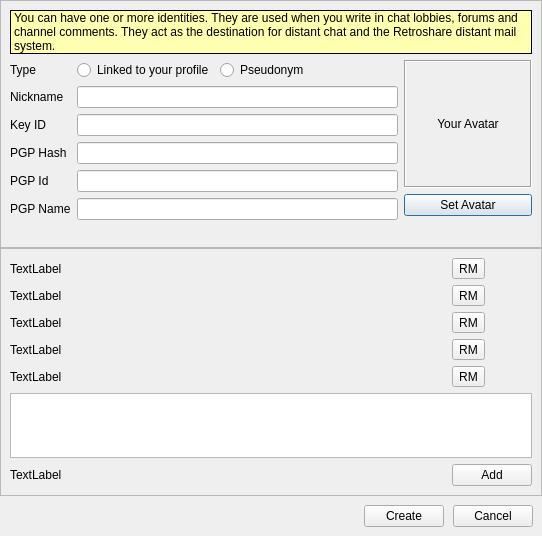
Before: the Qt Designer form retroshare-gui/src/gui/Identity/IdEditDialog.ui in RetroShare/RetroShare, drawn with Qt 5.
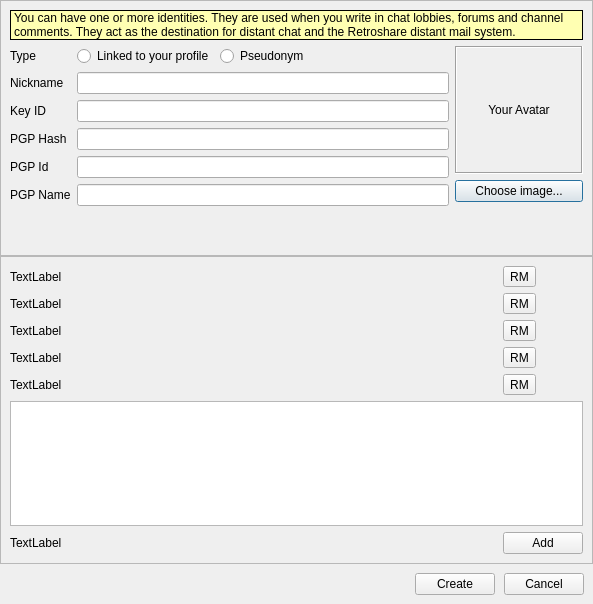
After: the same form once the commit is applied. Icons and pictures are not drawn. Custom widgets are drawn as their Qt base class.

Commit message: fixed update of identity list when avatar is changed and changed avatar to use ZoomableLabel

What changed in the file:
```diff
--- a/retroshare-gui/src/gui/Identity/IdEditDialog.ui
+++ b/retroshare-gui/src/gui/Identity/IdEditDialog.ui
@@ -6,8 +6,8 @@
    <rect>
     <x>0</x>
     <y>0</y>
-    <width>542</width>
-    <height>536</height>
+    <width>593</width>
+    <height>604</height>
    </rect>
   </property>
   <property name="sizePolicy">
@@ -330,7 +330,7 @@
           <item>
            <widget class="QPushButton" name="avatarButton">
             <property name="text">
-             <string>Set Avatar</string>
+             <string>Choose image...</string>
             </property>
            </widget>
           </item>
@@ -529,6 +529,11 @@
    <header>gui/common/HeaderFrame.h</header>
    <container>1</container>
   </customwidget>
+  <customwidget>
+   <class>ZoomableLabel</class>
+   <extends>QLabel</extends>
+   <header>gui/gxschannels/GxsChannelPostThumbnail.h</header>
+  </customwidget>
  </customwidgets>
  <resources>
   <include location="../images.qrc"/>
```
Left out of the diff: 3 changed lines with no effect on the pictures. The commit also changes 2 other files.
